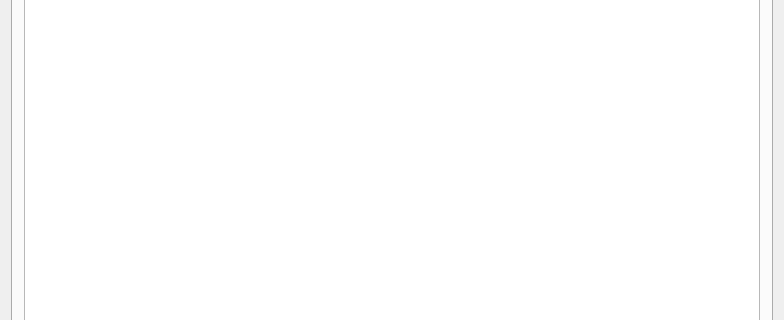
Old version of the form mastergui.ui in the repository xlyytcy/PyQt5-X-Yelp; both pictures show x 0 to 784 and y 245 to 565 of the 784 by 743 pixel window.
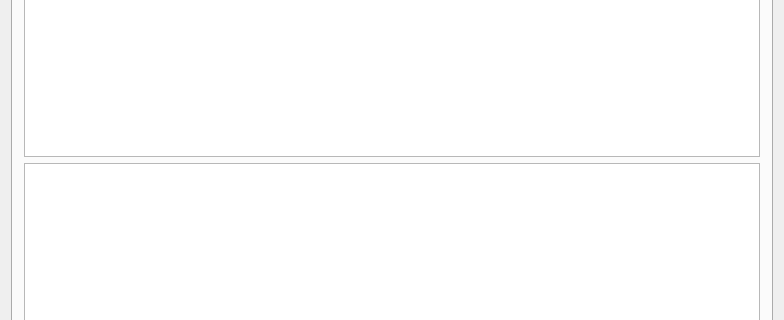
New version of the form.

Commit message: Added another tableView

The edit to the form file:
```diff
--- a/mastergui.ui
+++ b/mastergui.ui
@@ -102,6 +102,9 @@
           </property>
          </widget>
         </item>
+        <item row="2" column="1">
+         <widget class="QTableView" name="tableView_User_AllReviews"/>
+        </item>
        </layout>
       </widget>
       <widget class="QWidget" name="tab_Business">
```
The commit also changes 3 other files.
